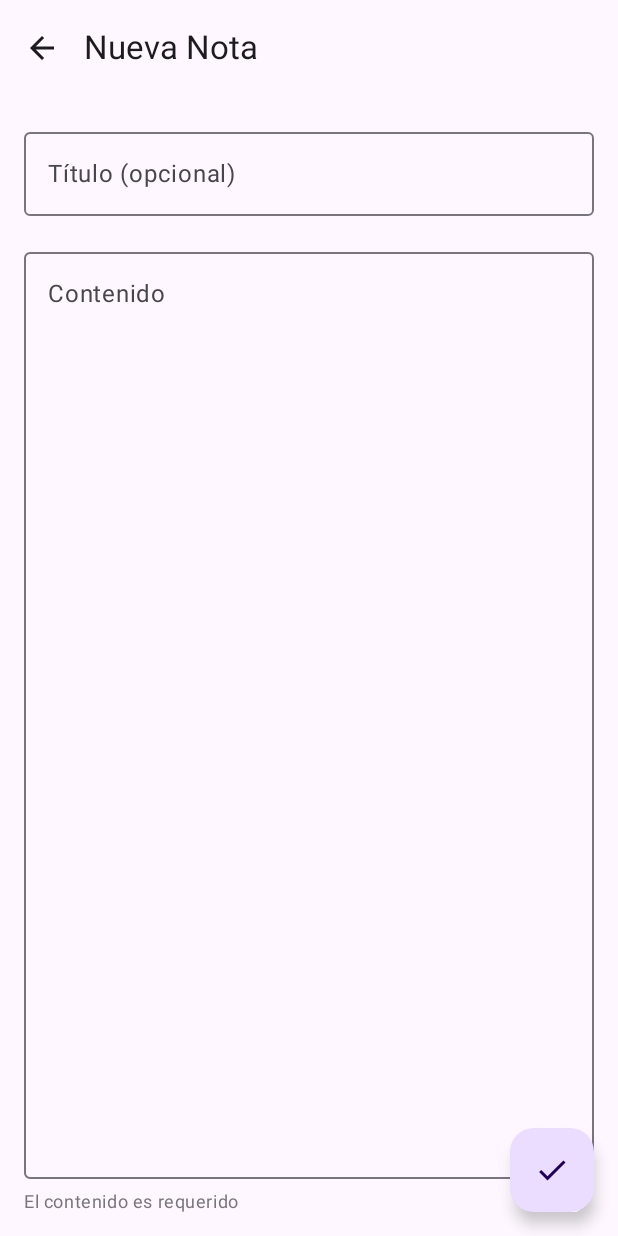
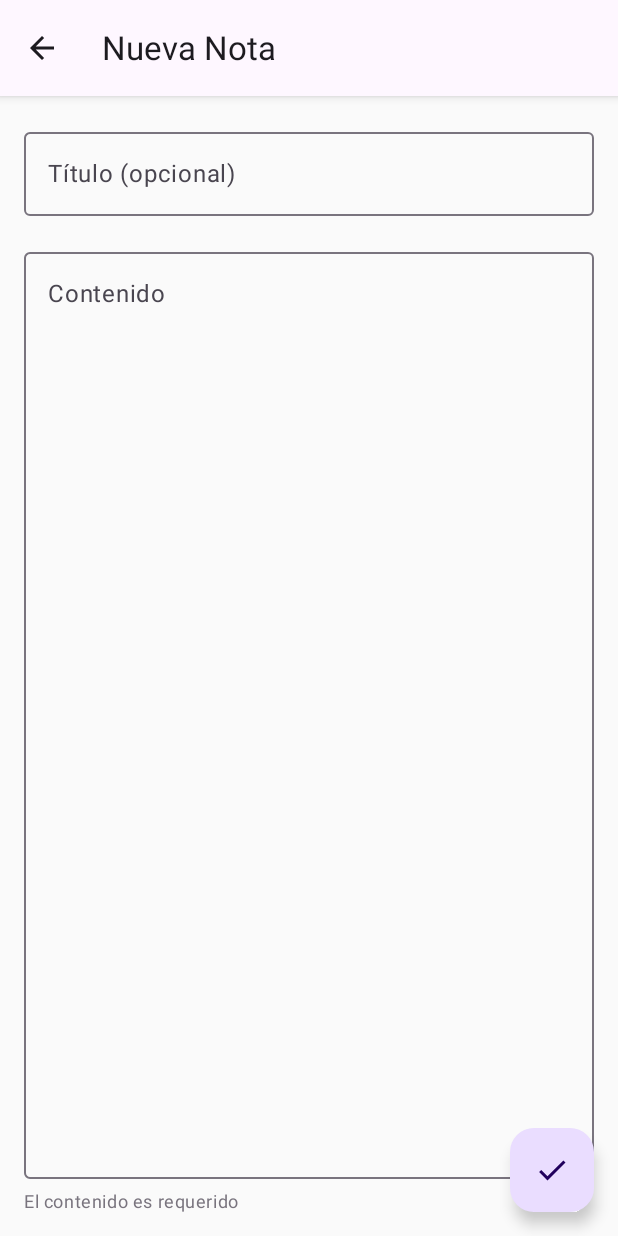
Before and after one commit to vicherarr/Memora.App, an Android app built with Jetpack Compose: the composable CreateNoteScreen shown on its own in the app's theme, on a phone screen of 412 x 824 dp. Run offline under Robolectric (Android 15) with nearby library versions, the phone set to English and light mode, and no system bars; our stand-ins replace Voyager.

Commit message:
feat: fix iOS safe areas across all screens and remove experimental APIs
- Fix CreateNoteScreen safe areas by removing Scaffold and using Box + Column approach
- Add WindowInsets.safeDrawing to all screens (Welcome, Login, Register, Search, Profile)
- Replace experimental TopAppBar with custom stable Surface + Row implementation
- Remove obsolete FormScreen and FormViewModel files
- Clean up unused imports and experimental API annotations
- Update to use AutoMirrored ArrowBack icon

✅ All screens now properly respect iOS safe areas (notch, Dynamic Island, status bar)
✅ No more experimental Material 3 APIs - fully stable implementation
✅ Verified functionality on both Android and iOS platforms

```diff
--- a/MemoraApp/composeApp/src/commonMain/kotlin/com/vicherarr/memora/di/ViewModelModule.kt
+++ b/MemoraApp/composeApp/src/commonMain/kotlin/com/vicherarr/memora/di/ViewModelModule.kt
@@ -2,7 +2,6 @@ package com.vicherarr.memora.di
 
 import com.vicherarr.memora.presentation.viewmodels.AuthViewModel
 import com.vicherarr.memora.presentation.viewmodels.NotesViewModel
-import com.vicherarr.memora.presentation.viewmodels.FormViewModel
 import org.koin.dsl.module
 
 /**
@@ -11,5 +10,4 @@ import org.koin.dsl.module
 val viewModelModule = module {
     factory { AuthViewModel(get()) }
     factory { NotesViewModel(get()) }
-    factory { FormViewModel() }
 }
--- a/MemoraApp/composeApp/src/commonMain/kotlin/com/vicherarr/memora/presentation/screens/CreateNoteScreen.kt
+++ b/MemoraApp/composeApp/src/commonMain/kotlin/com/vicherarr/memora/presentation/screens/CreateNoteScreen.kt
@@ -1,21 +1,25 @@
 package com.vicherarr.memora.presentation.screens
 
+import androidx.compose.foundation.layout.Box
 import androidx.compose.foundation.layout.Column
+import androidx.compose.foundation.layout.Row
+import androidx.compose.foundation.layout.WindowInsets
 import androidx.compose.foundation.layout.fillMaxSize
 import androidx.compose.foundation.layout.fillMaxWidth
+import androidx.compose.foundation.layout.height
 import androidx.compose.foundation.layout.padding
+import androidx.compose.foundation.layout.safeDrawing
+import androidx.compose.foundation.layout.windowInsetsPadding
 import androidx.compose.material.icons.Icons
-import androidx.compose.material.icons.filled.ArrowBack
+import androidx.compose.material.icons.automirrored.filled.ArrowBack
 import androidx.compose.material.icons.filled.Check
-import androidx.compose.material3.ExperimentalMaterial3Api
 import androidx.compose.material3.FloatingActionButton
 import androidx.compose.material3.Icon
 import androidx.compose.material3.IconButton
 import androidx.compose.material3.MaterialTheme
 import androidx.compose.material3.OutlinedTextField
-import androidx.compose.material3.Scaffold
+import androidx.compose.material3.Surface
 import androidx.compose.material3.Text
-import androidx.compose.material3.TopAppBar
 import androidx.compose.runtime.Composable
 import androidx.compose.runtime.collectAsState
 import androidx.compose.runtime.getValue
@@ -33,7 +37,6 @@ import com.vicherarr.memora.presentation.viewmodels.NotesViewModel
 
 class CreateNoteScreen : Screen {
 
-    @OptIn(ExperimentalMaterial3Api::class)
     @Composable
     override fun Content() {
         val navigator = LocalNavigator.currentOrThrow
@@ -48,37 +51,42 @@ class CreateNoteScreen : Screen {
         val isLoading by notesViewModel.isLoading.collectAsState()
         val error by notesViewModel.error.collectAsState()
 
-        Scaffold(
-            topBar = {
-                TopAppBar(
-                    title = { Text("Nueva Nota") },
-                    navigationIcon = {
-                        IconButton(onClick = { navigator.pop() }) {
-                            Icon(Icons.Default.ArrowBack, contentDescription = "Volver")
-                        }
+        Box(
+            modifier = Modifier
+                .fillMaxSize()
+                .windowInsetsPadding(WindowInsets.safeDrawing)
+        ) {
+            Column(
+                modifier = Modifier.fillMaxSize()
+            ) {
+            // Custom TopAppBar
+            Surface(
+                modifier = Modifier.fillMaxWidth(),
+                color = MaterialTheme.colorScheme.surface,
+                shadowElevation = 4.dp
+            ) {
+                Row(
+                    modifier = Modifier
+                        .fillMaxWidth()
+                        .height(64.dp)
+                        .padding(horizontal = 4.dp),
+                    verticalAlignment = androidx.compose.ui.Alignment.CenterVertically
+                ) {
+                    IconButton(onClick = { navigator.pop() }) {
+                        Icon(Icons.AutoMirrored.Filled.ArrowBack, contentDescription = "Volver")
                     }
-                )
-            },
-            floatingActionButton = {
-                FloatingActionButton(
-                    onClick = {
-                        if (contenido.isNotBlank()) {
-                            notesViewModel.createNote(
-                                titulo = if (titulo.isBlank()) null else titulo,
-                                contenido = contenido
-                            )
-                            navigator.pop()
-                        }
-                    }
-                ) {
-                    Icon(Icons.Default.Check, contentDescription = "Guardar nota")
+                    Text(
+                        text = "Nueva Nota",
+                        style = MaterialTheme.typography.titleLarge,
+                        modifier = Modifier.padding(start = 16.dp)
+                    )
                 }
             }
-        ) { paddingValues ->
+
+            // Content
             Column(
                 modifier = Modifier
                     .fillMaxSize()
-                    .padding(paddingValues)
                     .padding(16.dp)
             ) {
                 OutlinedTextField(
@@ -123,6 +131,25 @@ class CreateNoteScreen : Screen {
                     )
                 }
             }
+            }
+
+            // FloatingActionButton
+            FloatingActionButton(
+                onClick = {
+                    if (contenido.isNotBlank()) {
+                        notesViewModel.createNote(
+                            titulo = if (titulo.isBlank()) null else titulo,
+                            contenido = contenido
+                        )
+                        navigator.pop()
+                    }
+                },
+                modifier = Modifier
+                    .align(androidx.compose.ui.Alignment.BottomEnd)
+                    .padding(16.dp)
+            ) {
+                Icon(Icons.Default.Check, contentDescription = "Guardar nota")
+            }
         }
     }
 }
--- a/MemoraApp/composeApp/src/commonMain/kotlin/com/vicherarr/memora/presentation/screens/LoginScreen.kt
+++ b/MemoraApp/composeApp/src/commonMain/kotlin/com/vicherarr/memora/presentation/screens/LoginScreen.kt
@@ -3,10 +3,13 @@ package com.vicherarr.memora.presentation.screens
 import androidx.compose.foundation.layout.Arrangement
 import androidx.compose.foundation.layout.Column
 import androidx.compose.foundation.layout.Spacer
+import androidx.compose.foundation.layout.WindowInsets
 import androidx.compose.foundation.layout.fillMaxSize
 import androidx.compose.foundation.layout.fillMaxWidth
 import androidx.compose.foundation.layout.height
 import androidx.compose.foundation.layout.padding
+import androidx.compose.foundation.layout.safeDrawing
+import androidx.compose.foundation.layout.windowInsetsPadding
 import androidx.compose.material3.MaterialTheme
 import androidx.compose.material3.Text
 import androidx.compose.runtime.Composable
@@ -58,6 +61,7 @@ class LoginScreen : Screen {
         Column(
             modifier = Modifier
                 .fillMaxSize()
+                .windowInsetsPadding(WindowInsets.safeDrawing)
                 .padding(24.dp),
             horizontalAlignment = Alignment.CenterHorizontally,
             verticalArrangement = Arrangement.Center
--- a/MemoraApp/composeApp/src/commonMain/kotlin/com/vicherarr/memora/presentation/screens/RegisterScreen.kt
+++ b/MemoraApp/composeApp/src/commonMain/kotlin/com/vicherarr/memora/presentation/screens/RegisterScreen.kt
@@ -3,10 +3,13 @@ package com.vicherarr.memora.presentation.screens
 import androidx.compose.foundation.layout.Arrangement
 import androidx.compose.foundation.layout.Column
 import androidx.compose.foundation.layout.Spacer
+import androidx.compose.foundation.layout.WindowInsets
 import androidx.compose.foundation.layout.fillMaxSize
 import androidx.compose.foundation.layout.fillMaxWidth
 import androidx.compose.foundation.layout.height
 import androidx.compose.foundation.layout.padding
+import androidx.compose.foundation.layout.safeDrawing
+import androidx.compose.foundation.layout.windowInsetsPadding
 import androidx.compose.material3.MaterialTheme
 import androidx.compose.material3.Text
 import androidx.compose.runtime.Composable
@@ -59,6 +62,7 @@ class RegisterScreen : Screen {
         Column(
             modifier = Modifier
                 .fillMaxSize()
+                .windowInsetsPadding(WindowInsets.safeDrawing)
                 .padding(24.dp),
             horizontalAlignment = Alignment.CenterHorizontally,
             verticalArrangement = Arrangement.Center
--- a/MemoraApp/composeApp/src/commonMain/kotlin/com/vicherarr/memora/presentation/screens/WelcomeScreen.kt
+++ b/MemoraApp/composeApp/src/commonMain/kotlin/com/vicherarr/memora/presentation/screens/WelcomeScreen.kt
@@ -3,9 +3,12 @@ package com.vicherarr.memora.presentation.screens
 import androidx.compose.foundation.layout.Arrangement
 import androidx.compose.foundation.layout.Column
 import androidx.compose.foundation.layout.Spacer
+import androidx.compose.foundation.layout.WindowInsets
 import androidx.compose.foundation.layout.fillMaxSize
 import androidx.compose.foundation.layout.height
 import androidx.compose.foundation.layout.padding
+import androidx.compose.foundation.layout.safeDrawing
+import androidx.compose.foundation.layout.windowInsetsPadding
 import androidx.compose.material3.MaterialTheme
 import androidx.compose.material3.Text
 import androidx.compose.runtime.Composable
@@ -27,6 +30,7 @@ class WelcomeScreen : Screen {
         Column(
             modifier = Modifier
                 .fillMaxSize()
+                .windowInsetsPadding(WindowInsets.safeDrawing)
                 .padding(24.dp),
             horizontalAlignment = Alignment.CenterHorizontally,
             verticalArrangement = Arrangement.Center
--- a/MemoraApp/composeApp/src/commonMain/kotlin/com/vicherarr/memora/presentation/tabs/ProfileTab.kt
+++ b/MemoraApp/composeApp/src/commonMain/kotlin/com/vicherarr/memora/presentation/tabs/ProfileTab.kt
@@ -2,8 +2,11 @@ package com.vicherarr.memora.presentation.tabs
 
 import androidx.compose.foundation.layout.Arrangement
 import androidx.compose.foundation.layout.Column
+import androidx.compose.foundation.layout.WindowInsets
 import androidx.compose.foundation.layout.fillMaxSize
 import androidx.compose.foundation.layout.padding
+import androidx.compose.foundation.layout.safeDrawing
+import androidx.compose.foundation.layout.windowInsetsPadding
 import androidx.compose.material.icons.Icons
 import androidx.compose.material.icons.filled.Person
 import androidx.compose.material3.MaterialTheme
@@ -40,6 +43,7 @@ object ProfileTab : Tab {
         Column(
             modifier = Modifier
                 .fillMaxSize()
+                .windowInsetsPadding(WindowInsets.safeDrawing)
                 .padding(24.dp),
             horizontalAlignment = Alignment.CenterHorizontally,
             verticalArrangement = Arrangement.Center
--- a/MemoraApp/composeApp/src/commonMain/kotlin/com/vicherarr/memora/presentation/tabs/SearchTab.kt
+++ b/MemoraApp/composeApp/src/commonMain/kotlin/com/vicherarr/memora/presentation/tabs/SearchTab.kt
@@ -2,8 +2,11 @@ package com.vicherarr.memora.presentation.tabs
 
 import androidx.compose.foundation.layout.Arrangement
 import androidx.compose.foundation.layout.Column
+import androidx.compose.foundation.layout.WindowInsets
 import androidx.compose.foundation.layout.fillMaxSize
 import androidx.compose.foundation.layout.padding
+import androidx.compose.foundation.layout.safeDrawing
+import androidx.compose.foundation.layout.windowInsetsPadding
 import androidx.compose.material.icons.Icons
 import androidx.compose.material.icons.filled.Search
 import androidx.compose.material3.MaterialTheme
@@ -40,6 +43,7 @@ object SearchTab : Tab {
         Column(
             modifier = Modifier
                 .fillMaxSize()
+                .windowInsetsPadding(WindowInsets.safeDrawing)
                 .padding(24.dp),
             horizontalAlignment = Alignment.CenterHorizontally,
             verticalArrangement = Arrangement.Center
```
Also changed, not shown: MemoraApp/composeApp/src/commonMain/kotlin/com/vicherarr/memora/presentation/screens/FormScreen.kt (deleted, +0 -90 lines), MemoraApp/composeApp/src/commonMain/kotlin/com/vicherarr/memora/presentation/viewmodels/FormViewModel.kt (deleted, +0 -30 lines).
